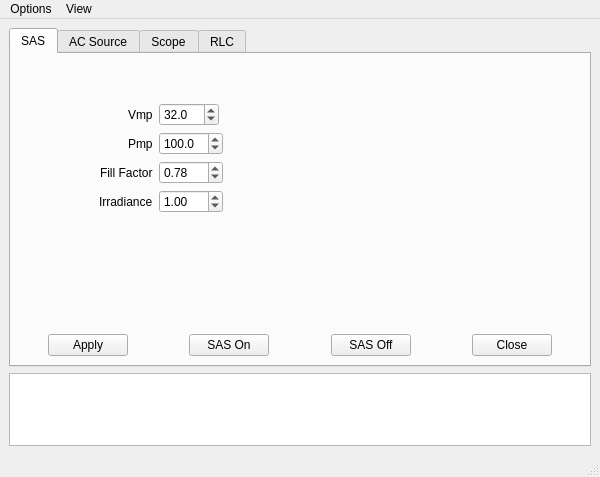
Qt form src/ui/One_GUI_To_Rule_Them_All.ui (fsd16/One_Gui_To_Rule_Them_All) before a commit.
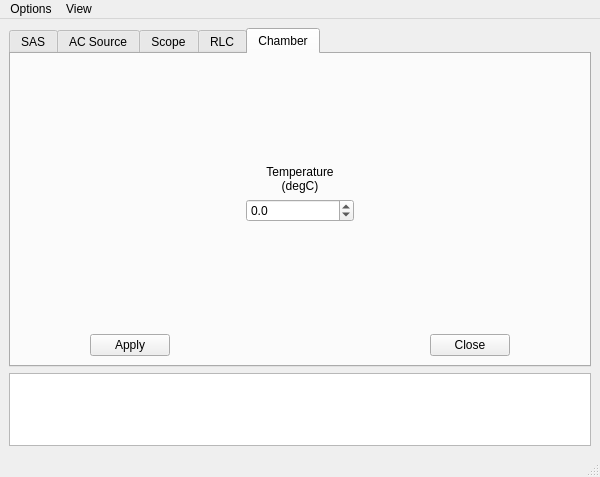
The same form after that commit. Custom widgets are drawn as their Qt base class.

Commit message: Added chamber to main gui

```diff
--- a/src/ui/One_GUI_To_Rule_Them_All.ui
+++ b/src/ui/One_GUI_To_Rule_Them_All.ui
@@ -24,7 +24,7 @@
        </size>
       </property>
       <property name="currentIndex">
-       <number>0</number>
+       <number>4</number>
       </property>
       <widget class="QWidget" name="sas_tab">
        <attribute name="title">
@@ -1015,40 +1015,55 @@
             </property>
            </widget>
           </item>
-          <item row="2" column="0" alignment="Qt::AlignHCenter|Qt::AlignTop">
-           <widget class="QSpinBox" name="rlc_entry_freq">
+         </layout>
+        </item>
+       </layout>
+      </widget>
+      <widget class="QWidget" name="chamber_tab">
+       <attribute name="title">
+        <string>Chamber</string>
+       </attribute>
+       <layout class="QGridLayout" name="gridLayout_11">
+        <item row="0" column="0">
+         <layout class="QGridLayout" name="gridLayout_10">
+          <item row="2" column="3" colspan="2" alignment="Qt::AlignHCenter">
+           <widget class="QPushButton" name="chamber_butt_close">
             <property name="minimumSize">
              <size>
-              <width>50</width>
+              <width>80</width>
               <height>0</height>
              </size>
             </property>
-            <property name="maximum">
-             <number>999</number>
+            <property name="maximumSize">
+             <size>
+              <width>80</width>
+              <height>16777215</height>
+             </size>
             </property>
-            <property name="value">
-             <number>60</number>
+            <property name="text">
+             <string>Close</string>
             </property>
            </widget>
           </item>
-          <item row="2" column="1" colspan="2" alignment="Qt::AlignHCenter|Qt::AlignTop">
-           <widget class="QSpinBox" name="rlc_entry_ac_volts">
+          <item row="0" column="2" alignment="Qt::AlignBottom">
+           <widget class="QLabel" name="label_19">
             <property name="minimumSize">
              <size>
-              <width>50</width>
+              <width>100</width>
               <height>0</height>
              </size>
             </property>
-            <property name="maximum">
-             <number>999</number>
+            <property name="text">
+             <string>Temperature
+(degC)</string>
             </property>
-            <property name="value">
-             <number>240</number>
+            <property name="alignment">
+             <set>Qt::AlignCenter</set>
             </property>
            </widget>
           </item>
-          <item row="3" column="0" colspan="2" alignment="Qt::AlignHCenter">
-           <widget class="QPushButton" name="rlc_butt_on">
+          <item row="2" column="0" colspan="2" alignment="Qt::AlignHCenter|Qt::AlignVCenter">
+           <widget class="QPushButton" name="chamber_butt_apply">
             <property name="minimumSize">
              <size>
               <width>80</width>
@@ -1062,14 +1077,29 @@
              </size>
             </property>
             <property name="text">
-             <string>RLC on</string>
+             <string>Apply</string>
             </property>
            </widget>
           </item>
-          <item row="0" column="4" colspan="2" alignment="Qt::AlignRight">
-           <widget class="QCheckBox" name="rlc_check_auto">
-            <property name="text">
-             <string>Auto set RLC parameters</string>
+          <item row="1" column="2" alignment="Qt::AlignTop">
+           <widget class="QDoubleSpinBox" name="chamber_entry_temp">
+            <property name="sizePolicy">
+             <sizepolicy hsizetype="Minimum" vsizetype="Fixed">
+              <horstretch>0</horstretch>
+              <verstretch>0</verstretch>
+             </sizepolicy>
+            </property>
+            <property name="minimumSize">
+             <size>
+              <width>50</width>
+              <height>0</height>
+             </size>
+            </property>
+            <property name="decimals">
+             <number>1</number>
+            </property>
+            <property name="minimum">
+             <double>-100.000000000000000</double>
             </property>
            </widget>
           </item>
```
Left out of the diff: 164 changed lines with no effect on the pictures. The commit also changes 3 other files.
